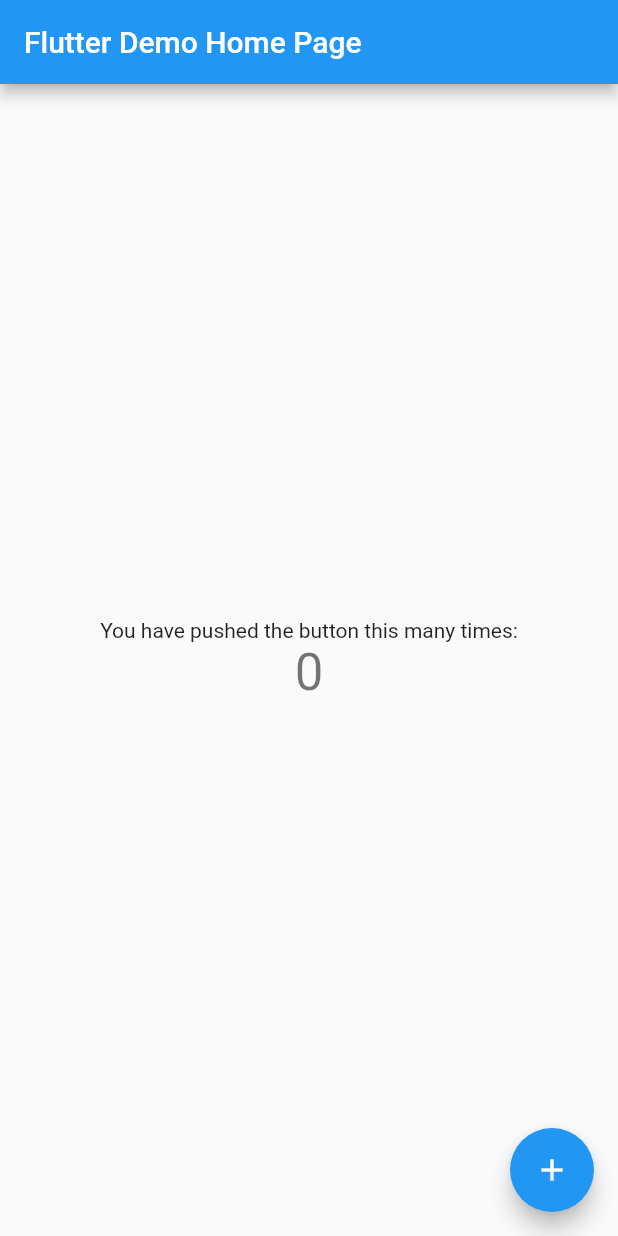
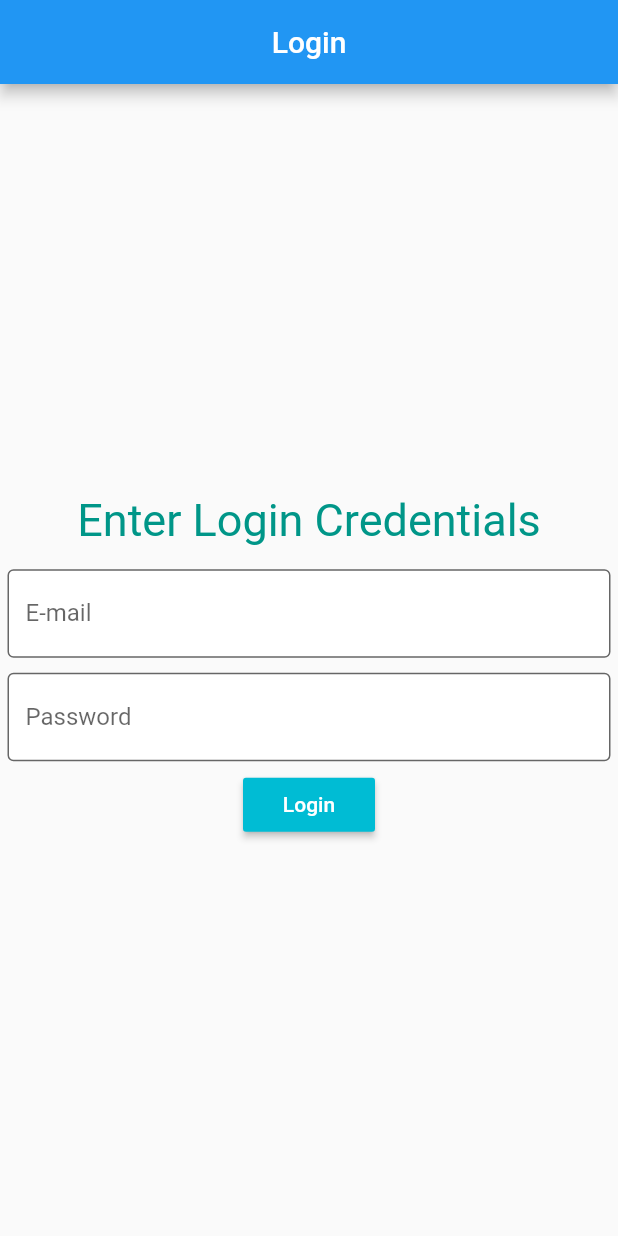
Before and after one commit to maripbekoff/Umit-app, a Flutter app: the screen it shows after launch, on a phone screen of 412 x 824 dp. Run offline on Flutter 3.47's test engine with Material 2 defaults, Android fonts, the phone set to English and light mode, and no system bars; our stand-ins replace bloc, equatable, firebase_auth, flutter_bloc, introduction_screen; accounts and stored records are empty.

```diff
--- a/lib/main.dart
+++ b/lib/main.dart
@@ -1,111 +1,50 @@
 import 'package:flutter/material.dart';
+import 'package:flutter_bloc/flutter_bloc.dart';
+import 'package:umit/repositories/user_repository.dart';
+import 'package:umit/src/blocs/authBloc/auth_bloc.dart';
+import 'package:umit/src/blocs/authBloc/auth_event.dart';
+import 'package:umit/src/blocs/authBloc/auth_state.dart';
+import 'package:umit/ui/pages/home_page.dart';
+import 'package:umit/ui/pages/login_page.dart';
+import 'package:umit/ui/pages/welcome_page.dart';
 
 void main() => runApp(MyApp());
 
 class MyApp extends StatelessWidget {
-  // This widget is the root of your application.
+  UserRepository userRepository;
+
   @override
   Widget build(BuildContext context) {
     return MaterialApp(
-      title: 'Flutter Demo',
-      theme: ThemeData(
-        // This is the theme of your application.
-        //
-        // Try running your application with "flutter run". You'll see the
-        // application has a blue toolbar. Then, without quitting the app, try
-        // changing the primarySwatch below to Colors.green and then invoke
-        // "hot reload" (press "r" in the console where you ran "flutter run",
-        // or simply save your changes to "hot reload" in a Flutter IDE).
-        // Notice that the counter didn't reset back to zero; the application
-        // is not restarted.
-        primarySwatch: Colors.blue,
+      debugShowCheckedModeBanner: false,
+      home: BlocProvider(
+        create: (context) => AuthBloc()..add(AppStartedEvent()),
+        child: App(
+          userRepository: userRepository,
+        ),
       ),
-      home: MyHomePage(title: 'Flutter Demo Home Page'),
     );
   }
 }
 
-class MyHomePage extends StatefulWidget {
-  MyHomePage({Key key, this.title}) : super(key: key);
+class App extends StatelessWidget {
+  UserRepository userRepository;
 
-  // This widget is the home page of your application. It is stateful, meaning
-  // that it has a State object (defined below) that contains fields that affect
-  // how it looks.
-
-  // This class is the configuration for the state. It holds the values (in this
-  // case the title) provided by the parent (in this case the App widget) and
-  // used by the build method of the State. Fields in a Widget subclass are
-  // always marked "final".
-
-  final String title;
-
-  @override
-  _MyHomePageState createState() => _MyHomePageState();
-}
-
-class _MyHomePageState extends State<MyHomePage> {
-  int _counter = 0;
-
-  void _incrementCounter() {
-    setState(() {
-      // This call to setState tells the Flutter framework that something has
-      // changed in this State, which causes it to rerun the build method below
-      // so that the display can reflect the updated values. If we changed
-      // _counter without calling setState(), then the build method would not be
-      // called again, and so nothing would appear to happen.
-      _counter++;
-    });
-  }
+  App({@required this.userRepository});
 
   @override
   Widget build(BuildContext context) {
-    // This method is rerun every time setState is called, for instance as done
-    // by the _incrementCounter method above.
-    //
-    // The Flutter framework has been optimized to make rerunning build methods
-    // fast, so that you can just rebuild anything that needs updating rather
-    // than having to individually change instances of widgets.
-    return Scaffold(
-      appBar: AppBar(
-        // Here we take the value from the MyHomePage object that was created by
-        // the App.build method, and use it to set our appbar title.
-        title: Text(widget.title),
-      ),
-      body: Center(
-        // Center is a layout widget. It takes a single child and positions it
-        // in the middle of the parent.
-        child: Column(
-          // Column is also a layout widget. It takes a list of children and
-          // arranges them vertically. By default, it sizes itself to fit its
-          // children horizontally, and tries to be as tall as its parent.
-          //
-          // Invoke "debug painting" (press "p" in the console, choose the
-          // "Toggle Debug Paint" action from the Flutter Inspector in Android
-          // Studio, or the "Toggle Debug Paint" command in Visual Studio Code)
-          // to see the wireframe for each widget.
-          //
-          // Column has various properties to control how it sizes itself and
-          // how it positions its children. Here we use mainAxisAlignment to
-          // center the children vertically; the main axis here is the vertical
-          // axis because Columns are vertical (the cross axis would be
-          // horizontal).
-          mainAxisAlignment: MainAxisAlignment.center,
-          children: <Widget>[
-            Text(
-              'You have pushed the button this many times:',
-            ),
-            Text(
-              '$_counter',
-              style: Theme.of(context).textTheme.display1,
-            ),
-          ],
-        ),
-      ),
-      floatingActionButton: FloatingActionButton(
-        onPressed: _incrementCounter,
-        tooltip: 'Increment',
-        child: Icon(Icons.add),
-      ), // This trailing comma makes auto-formatting nicer for build methods.
+    return BlocBuilder<AuthBloc, AuthState>(
+      builder: (context, state) {
+        if (state is AuthInitialState) {
+          return WelcomePage();
+        } else if (state is AuthenticatedState) {
+          return HomePageParent(
+              user: state.user, userRepository: userRepository);
+        } else if (state is UnAuthenticatedState) {
+          return LoginPageParent(userRepository: userRepository);
+        }
+      },
     );
   }
 }
--- /dev/null
+++ b/lib/repositories/user_repository.dart
@@ -0,0 +1,31 @@
+import 'package:firebase_auth/firebase_auth.dart';
+
+class UserRepository {
+  FirebaseAuth firebaseAuth;
+
+  UserRepository() {
+    this.firebaseAuth = FirebaseAuth.instance;
+  }
+
+  Future<FirebaseUser> signIn(String email, String password) async {
+    var result = await firebaseAuth.signInWithEmailAndPassword(
+      email: email,
+      password: password,
+    );
+
+    return result.user;
+  }
+
+  Future<void> signOut() async {
+    await firebaseAuth.signOut();
+  }
+
+  Future<bool> isSignedIn() async {
+    var currentUser = await firebaseAuth.currentUser();
+    return currentUser != null;
+  }
+
+  Future<FirebaseUser> getCurrentUser() async {
+    return await firebaseAuth.currentUser();
+  }
+}
--- /dev/null
+++ b/lib/src/blocs/authBloc/auth_bloc.dart
@@ -0,0 +1,33 @@
+import 'package:bloc/bloc.dart';
+import 'package:umit/repositories/user_repository.dart';
+import 'package:umit/src/blocs/authBloc/auth_event.dart';
+import 'package:umit/src/blocs/authBloc/auth_state.dart';
+
+class AuthBloc extends Bloc<AuthEvent, AuthState> {
+  UserRepository userRepository;
+
+  AuthBloc() {
+    this.userRepository = UserRepository();
+  }
+
+  @override
+  // TODO: implement initialState
+  AuthState get initialState => AuthInitialState();
+
+  @override
+  Stream<AuthState> mapEventToState(AuthEvent event) async* {
+    if (event is AppStartedEvent) {
+      try {
+        var isSignedIn = await userRepository.isSignedIn();
+        if (isSignedIn) {
+          var user = await userRepository.getCurrentUser();
+          yield AuthenticatedState(user: user);
+        } else {
+          yield UnAuthenticatedState();
+        }
+      } catch (e) {
+        yield UnAuthenticatedState();
+      }
+    }
+  }
+}
--- /dev/null
+++ b/lib/src/blocs/authBloc/auth_event.dart
@@ -0,0 +1,10 @@
+import 'package:equatable/equatable.dart';
+
+abstract class AuthEvent extends Equatable {}
+
+class AppStartedEvent extends AuthEvent {
+  @override
+  // TODO: implement props
+  List<Object> get props => null;
+
+}
--- /dev/null
+++ b/lib/src/blocs/authBloc/auth_state.dart
@@ -0,0 +1,28 @@
+import 'package:equatable/equatable.dart';
+import 'package:firebase_auth/firebase_auth.dart';
+import 'package:meta/meta.dart';
+
+abstract class AuthState extends Equatable {}
+
+class AuthInitialState extends AuthState {
+  @override
+  // TODO: implement props
+  List<Object> get props => null;
+}
+
+class AuthenticatedState extends AuthState {
+
+  FirebaseUser user;
+
+  AuthenticatedState({@required this.user});
+
+  @override
+  // TODO: implement props
+  List<Object> get props => null;
+}
+
+class UnAuthenticatedState extends AuthState {
+  @override
+  // TODO: implement props
+  List<Object> get props => null;
+}
--- /dev/null
+++ b/lib/src/blocs/loginBloc/login_bloc.dart
@@ -0,0 +1,30 @@
+import 'package:bloc/bloc.dart';
+import 'package:meta/meta.dart';
+import 'package:umit/repositories/user_repository.dart';
+import 'package:umit/src/blocs/loginBloc/login_event.dart';
+import 'package:umit/src/blocs/loginBloc/login_state.dart';
+
+class LoginBloc extends Bloc<LoginEvent, LoginState> {
+  UserRepository userRepository;
+
+  LoginBloc({@required this.userRepository}) {
+    this.userRepository = UserRepository();
+  }
+
+  @override
+  // TODO: implement initialState
+  LoginState get initialState => LoginInitialState();
+
+  @override
+  Stream<LoginState> mapEventToState(LoginEvent event) async* {
+    if (event is LoginButtonPressedEvent) {
+      try {
+        yield LoginLoadingState();
+        var user = await userRepository.signIn(event.email, event.password);
+        yield LoginSuccessState(user: user);
+      } catch (e) {
+        yield LoginFailureState(message: e.toString());
+      }
+    }
+  }
+}
--- /dev/null
+++ b/lib/src/blocs/loginBloc/login_event.dart
@@ -0,0 +1,16 @@
+import 'package:equatable/equatable.dart';
+import 'package:meta/meta.dart';
+
+abstract class LoginEvent extends Equatable {}
+
+class LoginButtonPressedEvent extends LoginEvent {
+
+  String email, password;
+
+  LoginButtonPressedEvent({@required this.email, @required this.password});
+
+  @override
+  // TODO: implement props
+  List<Object> get props => null;
+
+}
--- /dev/null
+++ b/lib/src/blocs/loginBloc/login_state.dart
@@ -0,0 +1,41 @@
+import 'package:equatable/equatable.dart';
+import 'package:firebase_auth/firebase_auth.dart';
+import 'package:meta/meta.dart';
+
+abstract class LoginState extends Equatable{}
+
+class LoginInitialState extends LoginState {
+  @override
+  // TODO: implement props
+  List<Object> get props => null;
+
+}
+
+class LoginLoadingState extends LoginState{
+  @override
+  // TODO: implement props
+  List<Object> get props => null;
+}
+
+class LoginSuccessState extends LoginState{
+
+  FirebaseUser user;
+
+  LoginSuccessState({@required this.user});
+
+  @override
+  // TODO: implement props
+  List<Object> get props => null;
+
+}
+
+class LoginFailureState extends LoginState{
+
+  String message;
+
+  LoginFailureState({@required this.message});
+
+  @override
+  // TODO: implement props
+  List<Object> get props => null;
+}
--- /dev/null
+++ b/lib/ui/pages/login_page.dart
@@ -0,0 +1,172 @@
+import 'package:firebase_auth/firebase_auth.dart';
+import 'package:flutter/material.dart';
+import 'package:flutter_bloc/flutter_bloc.dart';
+import 'package:meta/meta.dart';
+import 'package:umit/repositories/user_repository.dart';
+import 'package:umit/src/blocs/loginBloc/login_bloc.dart';
+import 'package:umit/src/blocs/loginBloc/login_event.dart';
+import 'package:umit/src/blocs/loginBloc/login_state.dart';
+import 'package:umit/ui/pages/home_page.dart';
+
+class LoginPageParent extends StatelessWidget {
+  UserRepository userRepository;
+
+  LoginPageParent({@required this.userRepository});
+
+  @override
+  Widget build(BuildContext context) {
+    return BlocProvider(
+      create: (context) => LoginBloc(userRepository: userRepository),
+      child: LogInPage(userRepository: userRepository),
+    );
+  }
+}
+
+class LogInPage extends StatelessWidget {
+  TextEditingController emailController = TextEditingController();
+  TextEditingController passwordController = TextEditingController();
+  LoginBloc loginBloc;
+  UserRepository userRepository;
+
+  LogInPage({@required this.userRepository});
+
+  @override
+  Widget build(BuildContext context) {
+    loginBloc = BlocProvider.of<LoginBloc>(context);
+
+    return WillPopScope(
+      onWillPop: () async => false,
+      child: Scaffold(
+        appBar: AppBar(
+          title: Text("Login"),
+          centerTitle: true,
+          automaticallyImplyLeading: false,
+        ),
+        body: Container(
+          child: Column(
+            mainAxisAlignment: MainAxisAlignment.center,
+            children: <Widget>[
+              Container(
+                padding: EdgeInsets.all(5.0),
+                child: BlocListener<LoginBloc, LoginState>(
+                  listener: (context, state) {
+                    if (state is LoginSuccessState) {
+                      navigateToHomeScreen(context, state.user);
+                    }
+                  },
+                  child: BlocBuilder<LoginBloc, LoginState>(
+                    builder: (context, state) {
+                      if (state is LoginInitialState) {
+                        return buildInitialUi();
+                      } else if (state is LoginLoadingState) {
+                        return buildLoadingUi();
+                      } else if (state is LoginFailureState) {
+                        return buildFailureUi(state.message);
+                      } else if (state is LoginSuccessState) {
+                        emailController.text = "";
+                        passwordController.text = "";
+                        return Container();
+                      }
+                    },
+                  ),
+                ),
+              ),
+              Container(
+                padding: EdgeInsets.all(5.0),
+                child: TextField(
+                  controller: emailController,
+                  decoration: InputDecoration(
+                    errorStyle: TextStyle(color: Colors.white),
+                    filled: true,
+                    fillColor: Colors.white,
+                    border: OutlineInputBorder(),
+                    labelText: "E-mail",
+                    hintText: "E-mail",
+                  ),
+                  keyboardType: TextInputType.emailAddress,
+                ),
+              ),
+              Container(
+                padding: EdgeInsets.all(5.0),
+                child: TextField(
+                  controller: passwordController,
+                  decoration: InputDecoration(
+                    errorStyle: TextStyle(color: Colors.white),
+                    filled: true,
+                    fillColor: Colors.white,
+                    border: OutlineInputBorder(),
+                    labelText: "Password",
+                    hintText: "Password",
+                  ),
+                  keyboardType: TextInputType.visiblePassword,
+                ),
+              ),
+              Row(
+                mainAxisAlignment: MainAxisAlignment.spaceEvenly,
+                children: <Widget>[
+                  Container(
+                    child: RaisedButton(
+                      color: Colors.cyan,
+                      child: Text("Login"),
+                      textColor: Colors.white,
+                      onPressed: () {
+                        loginBloc.add(
+                          LoginButtonPressedEvent(
+                            email: emailController.text,
+                            password: passwordController.text,
+                          ),
+                        );
+                      },
+                    ),
+                  ),
+
+                ],
+              ),
+            ],
+          ),
+        ),
+      ),
+    );
+  }
+
+  Widget buildInitialUi() {
+    return Container(
+      padding: EdgeInsets.all(5.0),
+      child: Text(
+        "Enter Login Credentials",
+        style: TextStyle(
+          fontSize: 30.0,
+          color: Colors.teal,
+        ),
+      ),
+    );
+  }
+
+  Widget buildLoadingUi() {
+    return Center(
+      child: CircularProgressIndicator(),
+    );
+  }
+
+  Widget buildFailureUi(String message) {
+    return Column(
+      mainAxisAlignment: MainAxisAlignment.center,
+      children: <Widget>[
+        Container(
+          padding: EdgeInsets.all(5.0),
+          child: Text(
+            "Fail $message",
+            style: TextStyle(color: Colors.red),
+          ),
+        ),
+        buildInitialUi(),
+      ],
+    );
+  }
+
+  void navigateToHomeScreen(BuildContext context, FirebaseUser user) {
+    Navigator.of(context).push(MaterialPageRoute(builder: (context) {
+      return HomePageParent(user: user, userRepository: userRepository);
+    }));
+  }
+}
```
Also changed, not shown: lib/src/blocs/homePageBloc/home_page_bloc.dart (added, +25 -0 lines), lib/src/blocs/homePageBloc/home_page_event.dart (added, +10 -0 lines), lib/src/blocs/homePageBloc/home_page_state.dart (added, +15 -0 lines), lib/ui/pages/home_page.dart (added, +88 -0 lines), lib/ui/pages/welcome_page.dart (added, +94 -0 lines), pubspec.yaml (+12 -0 lines), assets/img/welcome_page/background.jpg (added), assets/img/welcome_page/kids with disabilities.jpg (added), assets/img/welcome_page/nick vuychich.jpg (added), assets/img/welcome_page/steven hocking.jpg (added), 10 other files.
